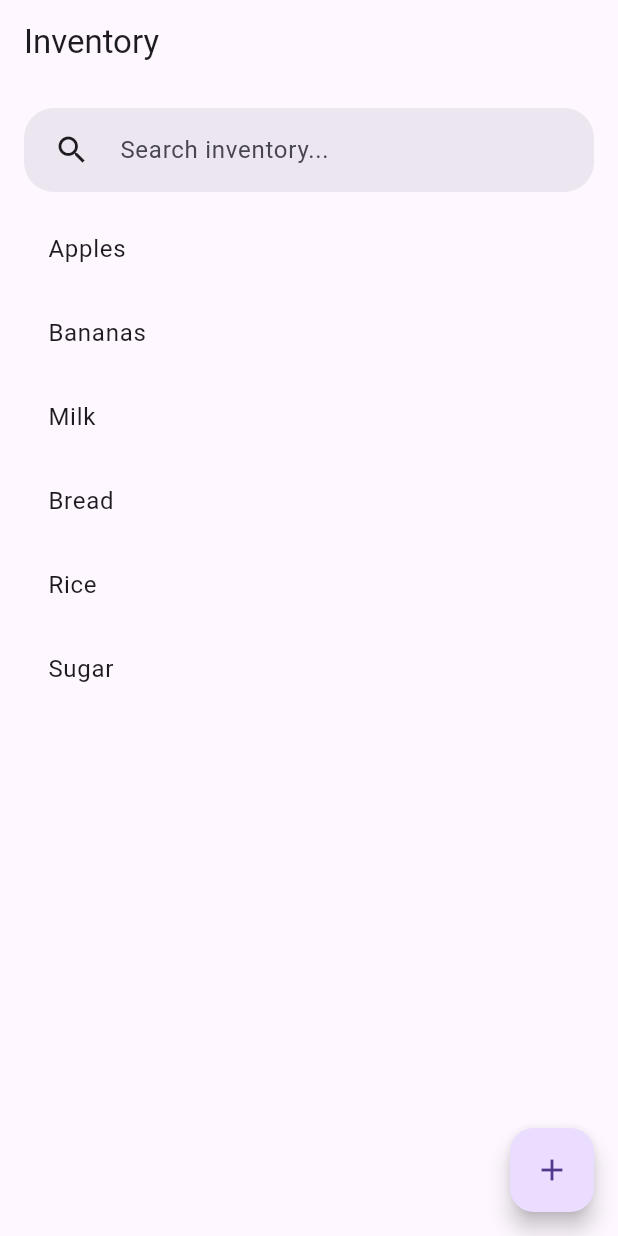
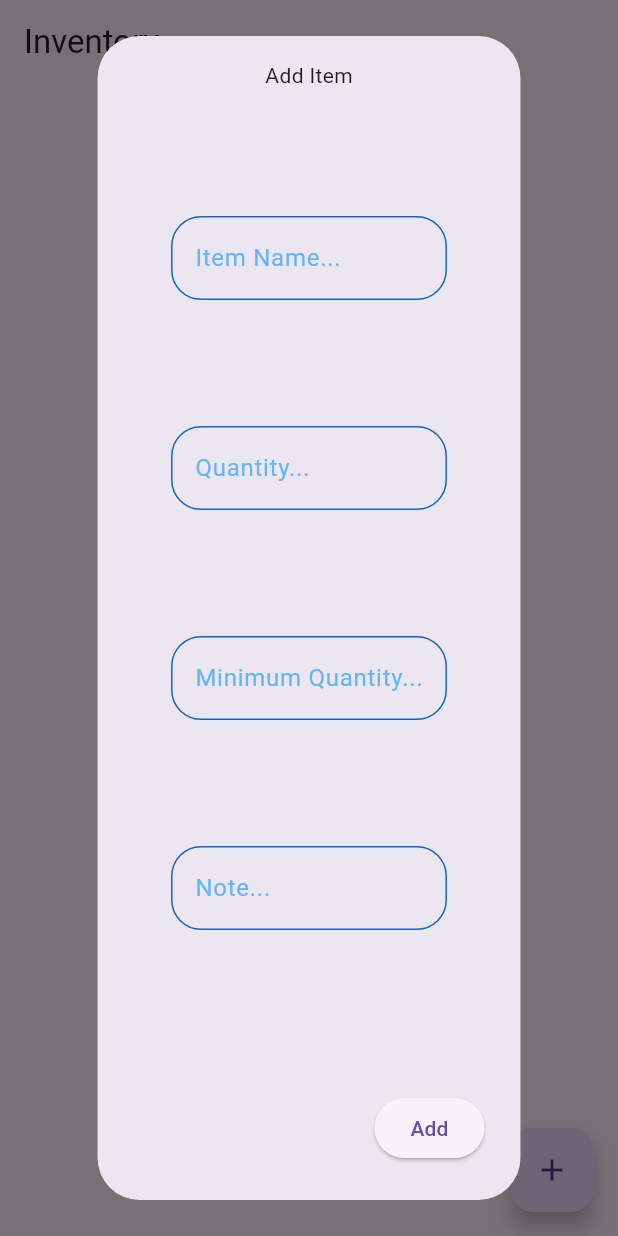
Before and after one commit to yajan08/the_inventory_app, a Flutter app: the screen it shows after launch, after a tap on the "add" icon, on a phone screen of 412 x 824 dp. Run offline on Flutter 3.47's test engine with Material 3 defaults, Android fonts, the phone set to English and light mode, and no system bars; our stand-ins replace cloud_firestore, firebase_core; accounts and stored records are empty.

Commit message:
Connected firebase

```diff
--- a/lib/main.dart
+++ b/lib/main.dart
@@ -1,8 +1,15 @@
 import 'package:flutter/material.dart';
 import 'package:the_inventory_app/pages/home_page.dart';
+import 'package:firebase_core/firebase_core.dart';
+import 'package:the_inventory_app/firebase_options.dart';
 
-void main() {
+void main() async {
+
+  WidgetsFlutterBinding.ensureInitialized();
+  await Firebase.initializeApp(options: DefaultFirebaseOptions.currentPlatform);
+
   runApp(const MyApp());
+
 }
 
 class MyApp extends StatelessWidget {
--- a/lib/pages/home_page.dart
+++ b/lib/pages/home_page.dart
@@ -1,4 +1,7 @@
+import 'package:cloud_firestore/cloud_firestore.dart';
 import 'package:flutter/material.dart';
+import 'package:the_inventory_app/services/firestore.dart';
+import 'package:the_inventory_app/utilities/my_textfield.dart';
 class HomePage extends StatefulWidget {
   const HomePage({super.key});
 
@@ -8,74 +11,121 @@ class HomePage extends StatefulWidget {
 
 class _HomePageState extends State<HomePage> {
 
-  final List<String> items = [
-    'Apples',
-    'Bananas',
-    'Milk',
-    'Bread',
-    'Rice',
-    'Sugar',
-  ];
+  final FirestoreService firestoreService = FirestoreService();
 
-  String query = '';
+// text controllers
+ TextEditingController itemNameController = TextEditingController();
+ TextEditingController itemQuantityController = TextEditingController();
+ TextEditingController itemMinQuantityController = TextEditingController();
+ TextEditingController itemNoteController = TextEditingController();
+
+  void addItemModal(){
+    showDialog(
+      context: context,
+      builder: (context) => AlertDialog(
+        content: Column(
+          crossAxisAlignment: CrossAxisAlignment.center,
+          children:[
+            Row(
+              mainAxisAlignment: MainAxisAlignment.center,
+              crossAxisAlignment: CrossAxisAlignment.center,
+              children: [
+                Text("Add Item"),
+              ]
+            ),
+            Spacer(),
+            MyTextField(hintText: "Item Name...", obscureText: false, controller: itemNameController),
+            Spacer(),
+            MyTextField(hintText: "Quantity...", obscureText: false, controller: itemQuantityController),
+            Spacer(),
+            MyTextField(hintText: "Minimum Quantity...", obscureText: false, controller: itemMinQuantityController),
+            Spacer(),
+            MyTextField(hintText: "Note...", obscureText: false, controller: itemNoteController),
+            Spacer(),
+          ]
+        ),
+        actions: [
+          ElevatedButton(
+            onPressed: () {
+              // add new item
+              Item item = Item(
+               name: itemNameController.text,
+               quantity: int.tryParse(itemQuantityController.text) ?? 0,
+               minQuantity: int.tryParse(itemMinQuantityController.text) ?? 0,
+              note: itemNoteController.text,
+             );
+
+              firestoreService.addItem(item);
+
+              // clear text editing controllers
+              itemNameController.text = '';
+              itemQuantityController.text = '';
+              itemMinQuantityController.text = '';
+              itemNoteController.text = '';
+
+              // dismiss the alert box
+              Navigator.pop(context);
+            } ,
+            child: Text("Add"),
+          )
+        ],
+      ),
+    );
+  }
 
   @override
   Widget build(BuildContext context) {
-    final filteredItems = items
-        .where(
-          (item) => item.toLowerCase().contains(query.toLowerCase()),
-        )
-        .toList();
 
     return Scaffold(
       appBar: AppBar(
         title: const Text("Inventory"),
       ),
       floatingActionButton: FloatingActionButton(
-        onPressed: () {
-          // add item logic
-        },
+        onPressed: addItemModal,
         child: const Icon(Icons.add),
       ),
 
-      body: Padding(
-        padding: const EdgeInsets.all(16),
-        child: Column(
-          children: [
-            SearchBar(
-              hintText: 'Search inventory...',
-              leading: const Icon(Icons.search),
-              elevation: const WidgetStatePropertyAll(0),
-              padding: WidgetStatePropertyAll(EdgeInsets.symmetric(horizontal: 20)),
-              shape: const WidgetStatePropertyAll(
-                RoundedRectangleBorder(
-                  borderRadius: BorderRadius.all(
-                    Radius.circular(20),
-                  ),
-                ),
-              ),
-              onChanged: (value) {
-                setState(() {
-                  query = value;
-                });
-              },
-            ),
+      body: StreamBuilder<QuerySnapshot>(
+        stream: firestoreService.getItemsStream(),
+        builder: (context, snapshot) {
 
-            const SizedBox(height: 10),
+          if (snapshot.hasError) {
+            debugPrint(snapshot.error.toString());
+            return const Center(child: Text('Something went wrong'));
+          }
 
-            Expanded(
-              child: ListView.builder(
-                itemCount: filteredItems.length,
-                itemBuilder: (context, index) {
-                  return ListTile(
-                    title: Text(filteredItems[index]),
-                  );
-                },
-              ),
-            ),
-          ],
-        ),
+          if (snapshot.connectionState == ConnectionState.waiting) {
+            return const Center(child: CircularProgressIndicator());
+          }
+
+          final docs = snapshot.data!.docs;
+
+          if (docs.isEmpty) {
+            return const Center(child: Text('No items to display'));
+          }
+
+          return ListView.builder(
+            itemCount: docs.length,
+            itemBuilder: (context, index) {
+              final document = docs[index];
+              final data = document.data() as Map<String, dynamic>;
+
+              final String name = data['name'] ?? 'No name';
+              final int quantity = data['quantity'] ?? 0;
+              final int minQuantity = data['minQuantity'] ?? 0;
+
+              return ListTile(
+                title: Text(name),
+                subtitle: Text('Qty: $quantity | Min: $minQuantity'),
+                trailing: quantity <= minQuantity
+                    ? const Icon(Icons.warning, color: Colors.red)
+                    : null,
+              );
+            },
+          );
+        },
       ),
+
     );
   }
 }
--- /dev/null
+++ b/lib/services/firestore.dart
@@ -0,0 +1,50 @@
+import 'package:cloud_firestore/cloud_firestore.dart';
+
+class Item {
+
+  String name;
+  int quantity;
+  int minQuantity;
+  bool isLow;
+  String note;
+  Timestamp timeCreated;
+
+Item({
+    this.name = 'no Name',
+    this.quantity = 0,
+    this.minQuantity = 0,
+    this.note = 'no Note',
+    Timestamp? timeCreated,
+  }) : timeCreated = timeCreated ?? Timestamp.now(), isLow = quantity < minQuantity;
+
+}
+
+class FirestoreService {
+
+// get collection of items
+final CollectionReference items = FirebaseFirestore.instance.collection('items');
+
+// create item
+Future<void> addItem(Item item){
+  return items.add({
+    'name': item.name,
+    'quantity': item.quantity,
+    'minQuantity': item.minQuantity,
+    'isLow': item.quantity < item.minQuantity,
+    'timeCreated': Timestamp.now(),
+  });
+}
+
+// read items
+Stream<QuerySnapshot> getItemsStream(){
+
+  final itemsStream = items
+  .orderBy('isLow', descending: true) // true first
+  .orderBy('timeCreated', descending: true)
+  .snapshots();
+
+  return itemsStream;
+
+}
+
+}
--- /dev/null
+++ b/lib/utilities/my_textfield.dart
@@ -0,0 +1,75 @@
+
+import 'package:flutter/material.dart';
+
+class MyTextField extends StatefulWidget {
+  final String hintText;
+  final bool obscureText;
+  final TextEditingController controller;
+
+  const MyTextField({
+    super.key,
+    required this.hintText,
+    required this.obscureText,
+    required this.controller,
+  });
+
+  @override
+  State<MyTextField> createState() => _MyTextFieldState();
+}
+
+class _MyTextFieldState extends State<MyTextField> {
+
+  late bool _isObscured; // local state to toggle visibility
+
+  @override
+  void initState() {
+    super.initState();
+    _isObscured = widget.obscureText; // initialize from widget
+  }
+
+  @override
+  Widget build(BuildContext context) {
+    return Padding(
+      padding: const EdgeInsets.symmetric(horizontal: 25.0),
+      child: TextField(
+        controller: widget.controller,
+
+        obscureText: _isObscured, // use local state
+
+        decoration: InputDecoration(
+          hintText: widget.hintText,
+          hintStyle: TextStyle(
+            color: Colors.blue.shade300,
+          ),
+
+          // eye icon ONLY when obscureText is true
+          suffixIcon: widget.obscureText
+              ? IconButton(
+                  icon: Icon(
+                    _isObscured
+                        ? Icons.visibility_off
+                        : Icons.visibility,
+                  ),
+                  onPressed: () {
+                    setState(() {
+                      _isObscured = !_isObscured; // toggle
+                    });
+                  },
+                )
+              : null,
+
+          enabledBorder: OutlineInputBorder(
+            borderRadius: BorderRadius.circular(20),
+            borderSide:
+                BorderSide(color: Colors.blue.shade800),
+          ),
+
+          focusedBorder: OutlineInputBorder(
+            borderSide:
+                BorderSide(color: Colors.blue.shade300),
+          ),
+        ),
+      ),
+    );
+  }
+}
--- a/pubspec.yaml
+++ b/pubspec.yaml
@@ -34,6 +34,8 @@ dependencies:
   # The following adds the Cupertino Icons font to your application.
   # Use with the CupertinoIcons class for iOS style icons.
   cupertino_icons: ^1.0.8
+  firebase_core: ^4.3.0
+  cloud_firestore: ^6.1.1
 
 dev_dependencies:
   flutter_test:
```
Also changed, not shown: firebase.json (added), lib/firebase_options.dart (added), pubspec.lock, 6 other files.
